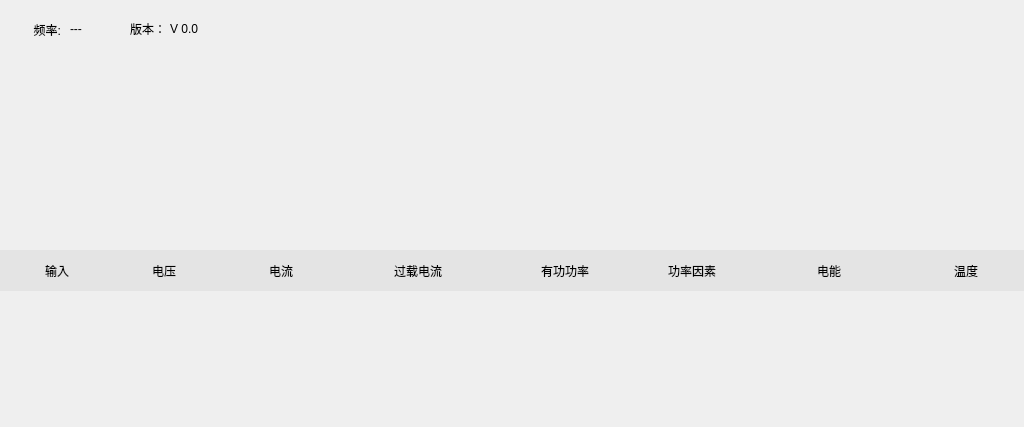
Old version of the form BusBar-Qt/line/linewid.ui in the repository luozhiyong131/BusBar.
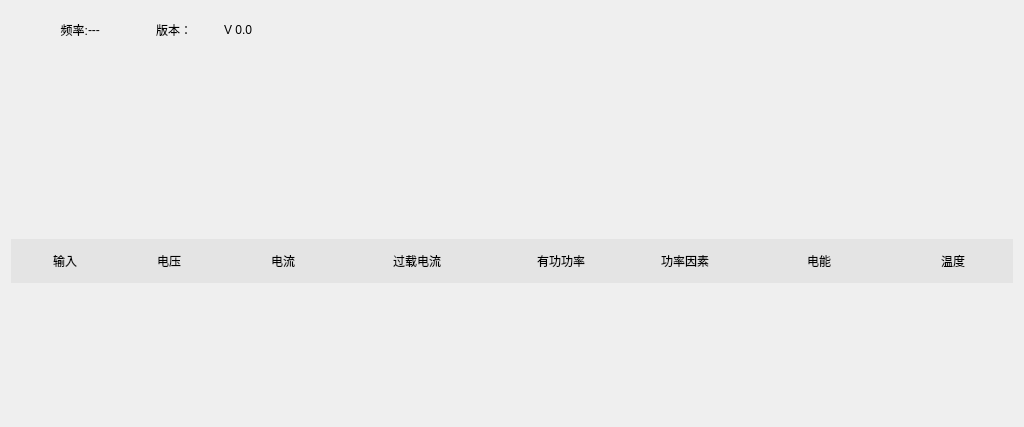
New version of the form.

The edit to the form file:
```diff
--- a/BusBar-Qt/line/linewid.ui
+++ b/BusBar-Qt/line/linewid.ui
@@ -13,99 +13,19 @@
   <property name="windowTitle">
    <string>Form</string>
   </property>
-  <widget class="QLabel" name="label">
-   <property name="geometry">
-    <rect>
-     <x>0</x>
-     <y>20</y>
-     <width>61</width>
-     <height>20</height>
-    </rect>
-   </property>
-   <property name="text">
-    <string>频率:</string>
-   </property>
-   <property name="alignment">
-    <set>Qt::AlignRight|Qt::AlignTrailing|Qt::AlignVCenter</set>
-   </property>
-  </widget>
-  <widget class="QLabel" name="rateLab">
-   <property name="geometry">
-    <rect>
-     <x>70</x>
-     <y>20</y>
-     <width>61</width>
-     <height>18</height>
-    </rect>
-   </property>
-   <property name="text">
-    <string>---</string>
-   </property>
-  </widget>
+  <layout class="QGridLayout" name="gridLayout">
+   <item row="1" column="0">
   <widget class="QWidget" name="totalWid" native="true">
-   <property name="geometry">
-    <rect>
-     <x>10</x>
-     <y>60</y>
-     <width>1011</width>
-     <height>181</height>
-    </rect>
-   </property>
-  </widget>
-  <widget class="QWidget" name="line1Wid" native="true">
-   <property name="geometry">
-    <rect>
-     <x>0</x>
-     <y>290</y>
-     <width>1024</width>
-     <height>35</height>
-    </rect>
-   </property>
-   <property name="styleSheet">
-    <string notr="true">QWidget{
-border-bottom:2px solid rgb(228,228,228);
-};</string>
-   </property>
-  </widget>
-  <widget class="QWidget" name="line2Wid" native="true">
-   <property name="geometry">
-    <rect>
-     <x>0</x>
-     <y>330</y>
-     <width>1024</width>
-     <height>35</height>
-    </rect>
-   </property>
-   <property name="styleSheet">
-    <string notr="true">QWidget{
-border-bottom:2px solid rgb(228,228,228);
-};</string>
-   </property>
-  </widget>
-  <widget class="QWidget" name="line3Wid" native="true">
-   <property name="geometry">
-    <rect>
-     <x>0</x>
-     <y>370</y>
-     <width>1024</width>
-     <height>35</height>
-    </rect>
-   </property>
-   <property name="styleSheet">
-    <string notr="true">QWidget{
-border-bottom:2px solid rgb(228,228,228);
-};</string>
-   </property>
-  </widget>
+     <zorder>line1Wid_2</zorder>
+    </widget>
+   </item>
+   <item row="2" column="0">
+    <layout class="QVBoxLayout" name="verticalLayout">
+     <property name="spacing">
+      <number>0</number>
+     </property>
+     <item>
   <widget class="QWidget" name="line1Wid_2" native="true">
-   <property name="geometry">
-    <rect>
-     <x>0</x>
-     <y>250</y>
-     <width>1024</width>
-     <height>41</height>
-    </rect>
-   </property>
    <property name="styleSheet">
     <string notr="true">background-color: rgb(228,228,228);</string>
    </property>
@@ -306,32 +226,120 @@
     </item>
    </layout>
   </widget>
+     </item>
+     <item>
+      <widget class="QWidget" name="line1Wid" native="true">
+       <property name="styleSheet">
+        <string notr="true">QWidget{
+border-bottom:2px solid rgb(228,228,228);
+};</string>
+       </property>
+      </widget>
+     </item>
+     <item>
+      <widget class="QWidget" name="line2Wid" native="true">
+       <property name="styleSheet">
+        <string notr="true">QWidget{
+border-bottom:2px solid rgb(228,228,228);
+};</string>
+       </property>
+      </widget>
+     </item>
+     <item>
+      <widget class="QWidget" name="line3Wid" native="true">
+       <property name="styleSheet">
+        <string notr="true">QWidget{
+border-bottom:2px solid rgb(228,228,228);
+};</string>
+       </property>
+      </widget>
+     </item>
+    </layout>
+   </item>
+   <item row="0" column="0">
+    <widget class="QWidget" name="Awidget" native="true">
+     <property name="sizePolicy">
+      <sizepolicy hsizetype="Preferred" vsizetype="Fixed">
+       <horstretch>0</horstretch>
+       <verstretch>0</verstretch>
+      </sizepolicy>
+     </property>
+     <layout class="QHBoxLayout" name="horizontalLayout_2">
+      <property name="spacing">
+       <number>0</number>
+      </property>
+      <item>
+       <widget class="QLabel" name="label">
+        <property name="minimumSize">
+         <size>
+          <width>68</width>
+          <height>18</height>
+         </size>
+        </property>
+        <property name="text">
+         <string>频率:</string>
+        </property>
+        <property name="alignment">
+         <set>Qt::AlignRight|Qt::AlignTrailing|Qt::AlignVCenter</set>
+        </property>
+       </widget>
+      </item>
+      <item>
+       <widget class="QLabel" name="rateLab">
+        <property name="minimumSize">
+         <size>
+          <width>68</width>
+          <height>18</height>
+         </size>
+        </property>
+        <property name="text">
+         <string>---</string>
+        </property>
+       </widget>
+      </item>
+      <item>
   <widget class="QLabel" name="label_2">
-   <property name="geometry">
-    <rect>
-     <x>130</x>
-     <y>20</y>
-     <width>41</width>
-     <height>17</height>
-    </rect>
+        <property name="minimumSize">
+         <size>
+          <width>68</width>
+          <height>18</height>
+         </size>
    </property>
    <property name="text">
     <string>版本：</string>
    </property>
   </widget>
+      </item>
+      <item>
   <widget class="QLabel" name="version">
-   <property name="geometry">
-    <rect>
-     <x>170</x>
-     <y>20</y>
-     <width>67</width>
-     <height>17</height>
-    </rect>
+        <property name="minimumSize">
+         <size>
+          <width>68</width>
+          <height>18</height>
+         </size>
    </property>
    <property name="text">
     <string>V 0.0</string>
    </property>
   </widget>
+      </item>
+      <item>
+       <spacer name="horizontalSpacer">
+        <property name="orientation">
+         <enum>Qt::Horizontal</enum>
+        </property>
+        <property name="sizeHint" stdset="0">
+         <size>
+          <width>40</width>
+          <height>20</height>
+         </size>
+        </property>
+       </spacer>
+      </item>
+     </layout>
+    </widget>
+   </item>
+  </layout>
  </widget>
  <resources/>
  <connections/>
```
Lines whose indentation alone changed are shown as unchanged.
